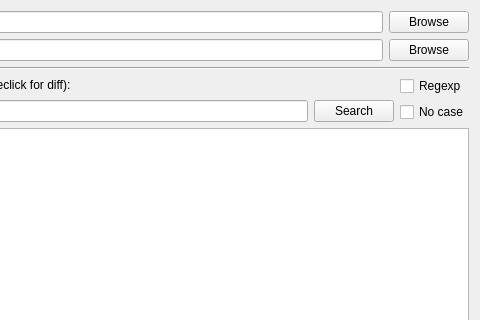
Qt form logdiff.ui (harjoc/LogDiff) before a commit; both pictures show x 95 to 575 and y 0 to 320 of the 575 by 491 pixel window.
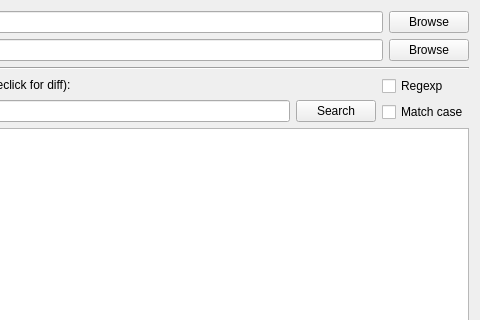
The same form after that commit.

```diff
--- a/logdiff.ui
+++ b/logdiff.ui
@@ -127,7 +127,7 @@
         <item>
          <widget class="QCheckBox" name="nocaseCheck">
           <property name="text">
-           <string>No case</string>
+           <string>Match case</string>
           </property>
          </widget>
         </item>
```
Left out of the diff: 2 changed lines with no effect on the pictures.
